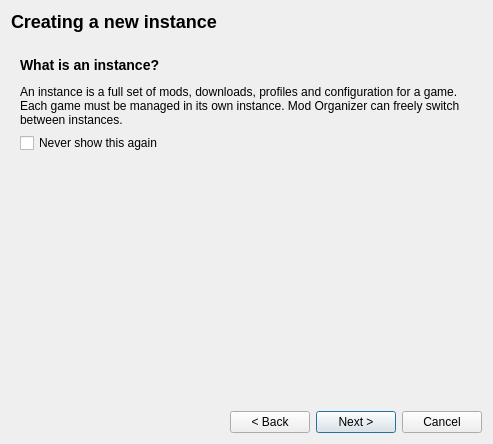
Old version of the form modorganizer/src/createinstancedialog.ui in the repository Holt59/mo2-merge.
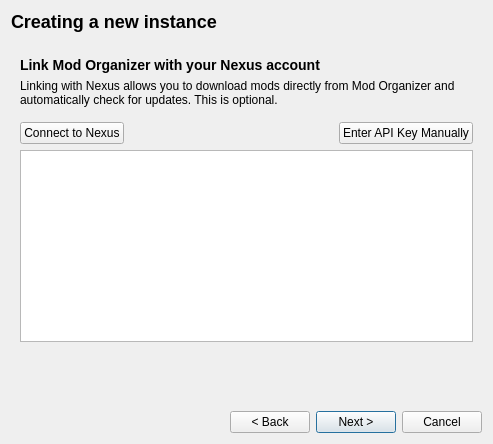
New version of the form. The open tabs and pages were chosen to show the change.

Commit message: [modorganizer] split nexus connection stuff into NexusConnectionUI so it can be reused in the instance creation dialog removed the PluginContainer* parameter from NexusInterface::instance()  - it's a singleton, so it only needs to be given once, not every time  - it doesn't even matter because the first time instance() is called, it creates the singleton, but the plugin container is always null  - and setPluginContainer() is called much later from OrganizerCore with the correct value added non functional nexus page to instance creation dialog

What changed in the file:
```diff
--- a/modorganizer/src/createinstancedialog.ui
+++ b/modorganizer/src/createinstancedialog.ui
@@ -886,6 +886,148 @@
        </item>
       </layout>
      </widget>
+     <widget class="QWidget" name="page_3">
+      <layout class="QVBoxLayout" name="verticalLayout_4">
+       <item>
+        <widget class="QWidget" name="widget_4" native="true">
+         <layout class="QVBoxLayout" name="verticalLayout_29">
+          <property name="leftMargin">
+           <number>0</number>
+          </property>
+          <property name="topMargin">
+           <number>0</number>
+          </property>
+          <property name="rightMargin">
+           <number>0</number>
+          </property>
+          <property name="bottomMargin">
+           <number>0</number>
+          </property>
+          <item>
+           <widget class="QLabel" name="label_7">
+            <property name="text">
+             <string>&lt;h3&gt;Link Mod Organizer with your Nexus account&lt;/h3&gt;</string>
+            </property>
+           </widget>
+          </item>
+          <item>
+           <widget class="QLabel" name="label_18">
+            <property name="text">
+             <string>Linking with Nexus allows you to download mods directly from Mod Organizer and automatically check for updates. This is optional.</string>
+            </property>
+            <property name="wordWrap">
+             <bool>true</bool>
+            </property>
+           </widget>
+          </item>
+         </layout>
+        </widget>
+       </item>
+       <item>
+        <widget class="QWidget" name="nexusBox" native="true">
+         <property name="minimumSize">
+          <size>
+           <width>0</width>
+           <height>100</height>
+          </size>
+         </property>
+         <layout class="QVBoxLayout" name="verticalLayout_30">
+          <property name="leftMargin">
+           <number>0</number>
+          </property>
+          <property name="topMargin">
+           <number>9</number>
+          </property>
+          <property name="rightMargin">
+           <number>0</number>
+          </property>
+          <property name="bottomMargin">
+           <number>0</number>
+          </property>
+          <item>
+           <widget class="QWidget" name="nexusBox_2" native="true">
+            <layout class="QVBoxLayout" name="verticalLayout_27">
+             <property name="leftMargin">
+              <number>0</number>
+             </property>
+             <property name="topMargin">
+              <number>0</number>
+             </property>
+             <property name="rightMargin">
+              <number>0</number>
+             </property>
+             <property name="bottomMargin">
+              <number>0</number>
+             </property>
+             <item>
+              <widget class="QWidget" name="widget_22" native="true">
+               <layout class="QHBoxLayout" name="horizontalLayout_7">
+                <property name="leftMargin">
+                 <number>0</number>
+                </property>
+                <property name="topMargin">
+                 <number>0</number>
+                </property>
+                <property name="rightMargin">
+                 <number>0</number>
+                </property>
+                <property name="bottomMargin">
+                 <number>0</number>
+                </property>
+                <item>
+                 <widget class="QPushButton" name="nexusConnect">
+                  <property name="text">
+                   <string>Connect to Nexus</string>
+                  </property>
+                 </widget>
+                </item>
+                <item>
+                 <spacer name="horizontalSpacer_2">
+                  <property name="orientation">
+                   <enum>Qt::Horizontal</enum>
+                  </property>
+                  <property name="sizeHint" stdset="0">
+                   <size>
+                    <width>40</width>
+                    <height>20</height>
+                   </size>
+                  </property>
+                 </spacer>
+                </item>
+                <item>
+                 <widget class="QPushButton" name="nexusManual">
+                  <property name="text">
+                   <string>Enter API Key Manually</string>
+                  </property>
+                 </widget>
+                </item>
+               </layout>
+              </widget>
+             </item>
+             <item>
+              <widget class="QListWidget" name="nexusLog"/>
+             </item>
+            </layout>
+           </widget>
+          </item>
+          <item>
+           <spacer name="verticalSpacer_8">
+            <property name="orientation">
+             <enum>Qt::Vertical</enum>
+            </property>
+            <property name="sizeHint" stdset="0">
+             <size>
+              <width>20</width>
+              <height>40</height>
+             </size>
+            </property>
+           </spacer>
+          </item>
+         </layout>
+        </widget>
+       </item>
+      </layout>
+     </widget>
      <widget class="QWidget" name="page_11">
       <layout class="QVBoxLayout" name="verticalLayout_22">
        <item>
```
Left out of the diff: 19 changed lines with no effect on the pictures. The commit also changes 13 other files.
